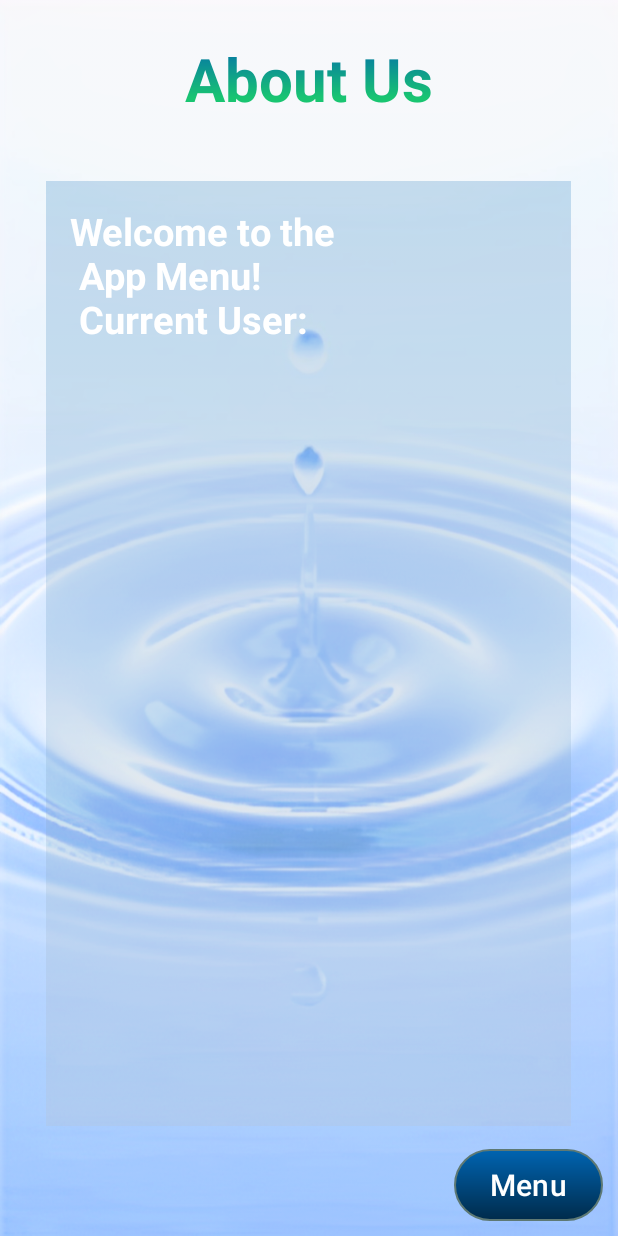
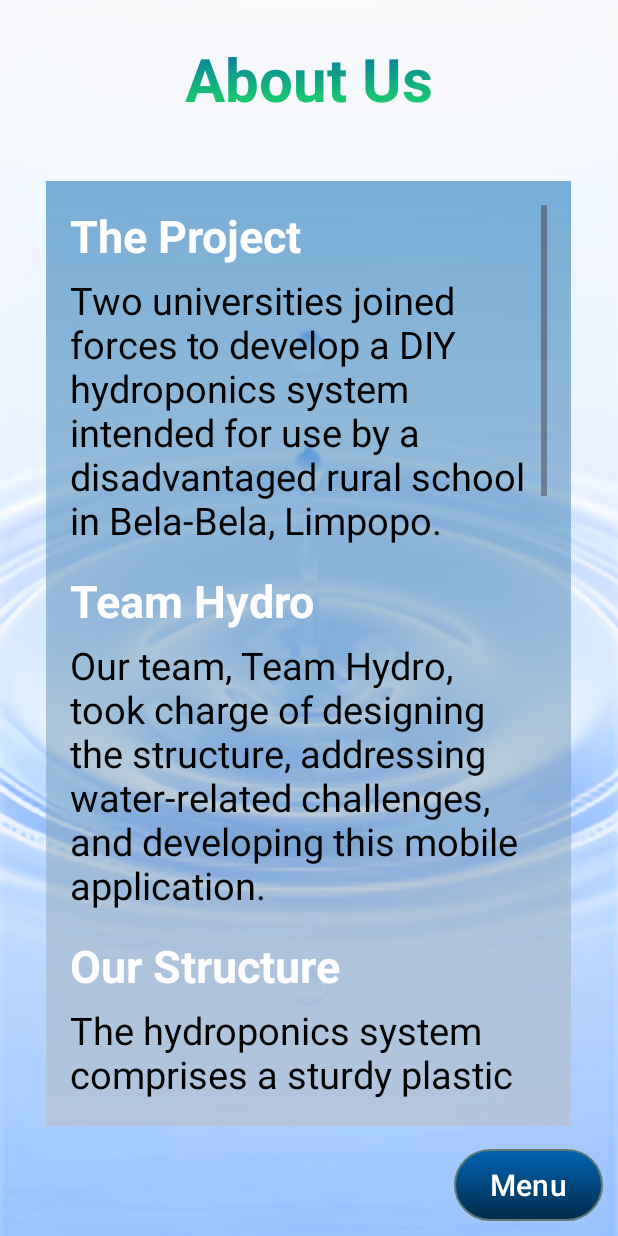
Before and after one commit to Johane03/HydroApp, an Android app: the AboutActivity screen opened directly, with no data from a screen before it, on a phone screen of 412 x 824 dp. Run offline under Robolectric (Android 15) with nearby library versions, the phone set to English and light mode, and no system bars.

Commit message:
Text added & Layout changed

```diff
--- a/app/src/main/res/layout/activity_about.xml
+++ b/app/src/main/res/layout/activity_about.xml
@@ -19,7 +19,7 @@
         android:gravity="center"
         android:layout_margin="25dp"/>
 
-    <View
+    <ScrollView
         android:id="@+id/vAboutText"
         android:layout_width="350dp"
         android:layout_height="match_parent"
@@ -27,29 +27,108 @@
         android:layout_marginTop="16dp"
         android:layout_marginBottom="73dp"
         android:background="@drawable/textview_gradient"
-        android:paddingLeft="16dp"
-        android:paddingTop="16dp"
-        android:paddingRight="16dp"
-        android:paddingBottom="16dp"
-        android:alpha="0.4"
-        android:layout_below="@id/tvAbout"/>
+        android:padding="16dp"
+        android:layout_below="@id/tvAbout">
 
-    <TextView
-        android:id="@+id/tvAboutText"
-        android:layout_width="350dp"
-        android:layout_height="248dp"
-        android:layout_centerHorizontal="true"
-        android:layout_marginTop="16dp"
-        android:layout_marginBottom="73dp"
-        android:paddingLeft="16dp"
-        android:paddingTop="16dp"
-        android:paddingRight="16dp"
-        android:paddingBottom="16dp"
-        android:text="@string/menu_text"
-        android:textColor="@color/white"
-        android:textSize="25sp"
-        android:textStyle="bold"
-        android:layout_below="@id/tvAbout" />
+        <LinearLayout
+            android:layout_width="match_parent"
+            android:layout_height="wrap_content"
+            android:orientation="vertical">
+
+            <TextView
+                android:id="@+id/tvAboutProject"
+                android:layout_width="match_parent"
+                android:layout_height="wrap_content"
+                android:layout_marginBottom="5dp"
+                android:text="@string/about_project"
+                android:textColor="@color/white"
+                android:textSize="30sp"
+                android:textStyle="bold" />
+
+            <TextView
+                android:id="@+id/tvProjectText"
+                android:layout_width="match_parent"
+                android:layout_height="wrap_content"
+                android:layout_marginBottom="16dp"
+                android:text="@string/project_text"
+                android:textColor="@color/black"
+                android:textSize="25sp" />
+
+            <TextView
+                android:id="@+id/tvAboutTeam"
+                android:layout_width="match_parent"
+                android:layout_height="wrap_content"
+                android:layout_marginBottom="5dp"
+                android:text="@string/about_team"
+                android:textColor="@color/white"
+                android:textSize="30sp"
+                android:textStyle="bold" />
+
+            <TextView
+                android:id="@+id/tvTeamText"
+                android:layout_width="match_parent"
+                android:layout_height="wrap_content"
+                android:layout_marginBottom="16dp"
+                android:text="@string/team_text"
+                android:textColor="@color/black"
+                android:textSize="25sp" />
+
+            <TextView
+                android:id="@+id/tvAboutStructure"
+                android:layout_width="match_parent"
+                android:layout_height="wrap_content"
+                android:layout_marginBottom="5dp"
+                android:text="@string/about_structure"
+                android:textColor="@color/white"
+                android:textSize="30sp"
+                android:textStyle="bold" />
+
+            <TextView
+                android:id="@+id/tvStructureText"
+                android:layout_width="match_parent"
+                android:layout_height="wrap_content"
+                android:layout_marginBottom="16dp"
+                android:text="@string/structure_text"
+                android:textColor="@color/black"
+                android:textSize="25sp"/>
+
+            <ImageView
+                android:id="@+id/ivStructureTop"
+                android:src="@drawable/structure_top"
+                android:layout_width="300dp"
+                android:layout_height="200dp" />
+
+            <ImageView
+                android:id="@+id/ivStructureSide"
+                android:src="@drawable/structure_side"
+                android:layout_width="300dp"
+                android:layout_height="200dp"/>
+
+
+            <RelativeLayout
+                android:layout_width="match_parent"
+                android:layout_height="match_parent">
+
+                <ImageView
+                    android:id="@+id/ivPSULogo"
+                    android:src="@drawable/PSU_logo"
+                    android:layout_width="150dp"
+                    android:layout_height="150dp"
+                    android:layout_alignParentStart="true"
+                    android:layout_alignParentBottom="true"/>
+
+                <ImageView
+                    android:id="@+id/ivBCLogo"
+                    android:src="@drawable/BC_logo"
+                    android:layout_width="150dp"
+                    android:layout_height="150dp"
+                    android:layout_alignParentEnd="true"
+                    android:layout_alignParentBottom="true"/>
+
+            </RelativeLayout>
+
+        </LinearLayout>
+    </ScrollView>
 
     <Button
         android:id="@+id/Login"
```
